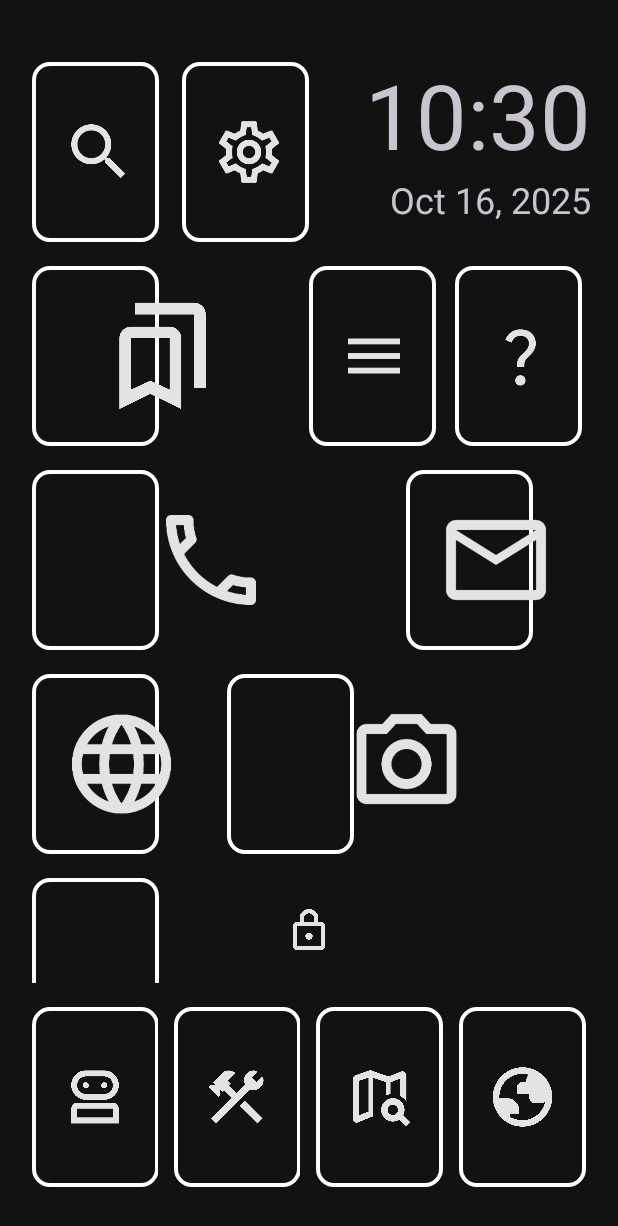
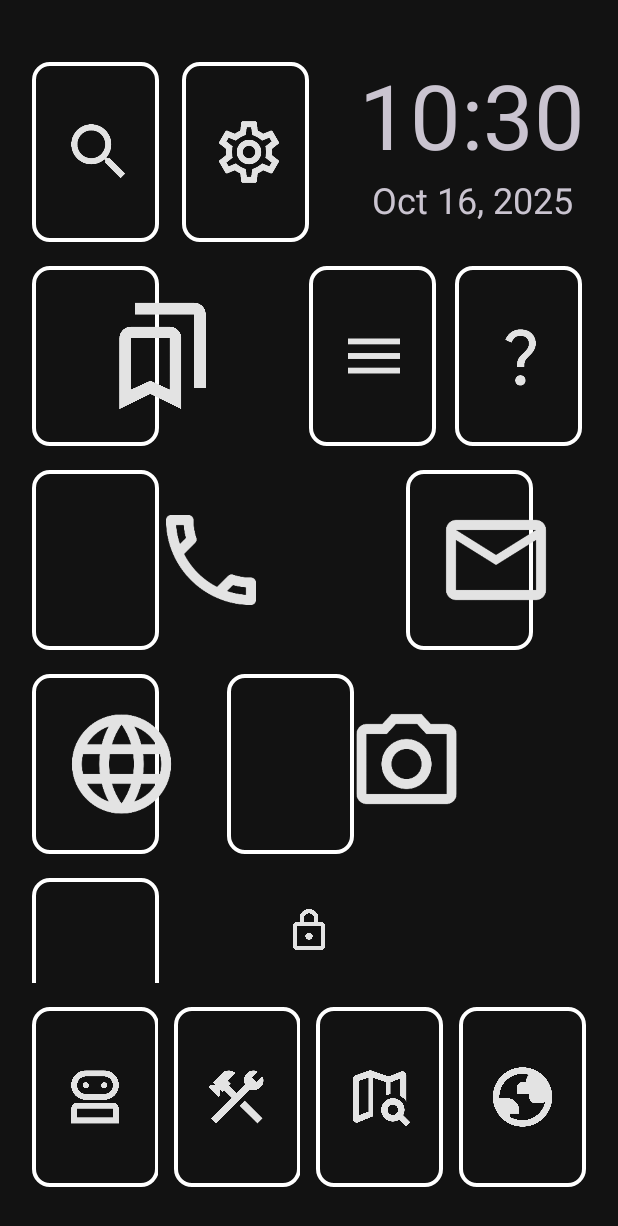
Before and after one commit to pphome2/TxTLauncher, an Android app: the screen it shows after launch (MainActivity), on a phone screen of 412 x 824 dp. Shown: the top 1226 px of the screen. Run offline under Robolectric (Android 15) with nearby library versions, the phone set to English and light mode, and no system bars; 8 statements that could not run were skipped.

Commit message:
20251016

```diff
--- a/TxTLauncher-2/app/src/main/res/layout/activity_main.xml
+++ b/TxTLauncher-2/app/src/main/res/layout/activity_main.xml
@@ -87,7 +87,7 @@
                             android:paddingEnd="2dp"
                             android:onClick="openClock"
                             android:textAlignment="gravity"
-                            android:gravity="end"
+                            android:gravity="center_horizontal"
                             android:textSize="60sp" />
                         <TextView
                             android:id="@+id/digitalDate"
@@ -97,7 +97,7 @@
                             android:paddingEnd="2dp"
                             android:onClick="openClock"
                             android:textAlignment="gravity"
-                            android:gravity="end"
+                            android:gravity="center_horizontal"
                             android:textSize="24sp" />
                     </LinearLayout>
                 </LinearLayout>
```
